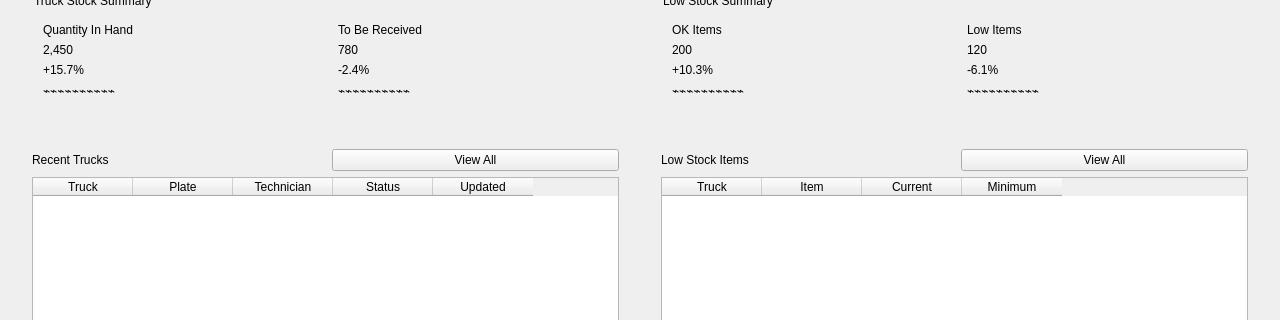
The window that InventoryQtApp/TruckStockDashboardPage.ui (Felipeact/InventoryQtApp) describes before a commit, drawn with Qt 5; both pictures show x 0 to 1280 and y 218 to 538 of the 1280 by 820 pixel window.
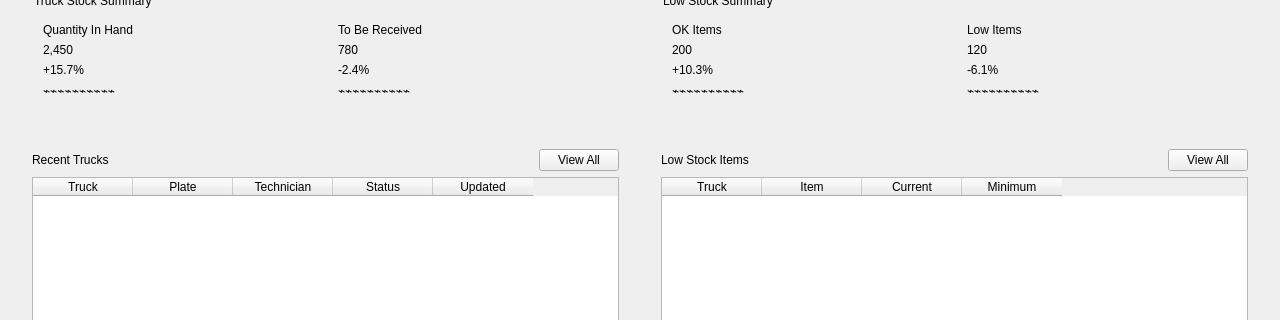
The same window after the commit.

Commit message: Truck Dashboard is completed

```diff
--- a/InventoryQtApp/TruckStockDashboardPage.ui
+++ b/InventoryQtApp/TruckStockDashboardPage.ui
@@ -596,7 +596,13 @@
 										<item>
 											<spacer name="recentItemsHeaderSpacer">
 												<property name="orientation">
-													<enum>Qt::Horizontal</enum>
+             <enum>Qt::Orientation::Horizontal</enum>
+            </property>
+            <property name="sizeHint" stdset="0">
+             <size>
+              <width>0</width>
+              <height>0</height>
+             </size>
 												</property>
 											</spacer>
 										</item>
@@ -677,7 +683,13 @@
 										<item>
 											<spacer name="lowStockHeaderSpacer">
 												<property name="orientation">
-													<enum>Qt::Horizontal</enum>
+             <enum>Qt::Orientation::Horizontal</enum>
+            </property>
+            <property name="sizeHint" stdset="0">
+             <size>
+              <width>0</width>
+              <height>0</height>
+             </size>
 												</property>
 											</spacer>
 										</item>
```
Left out of the diff: 61 changed lines with no effect on the pictures. Lines whose indentation alone changed are shown as unchanged. The commit also changes 4 other files.
